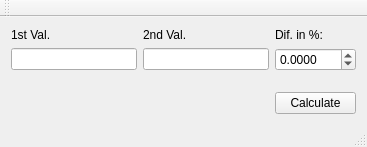
First picture: the form in mainwindow.ui, repository bedi1982/Porcenteitor, before the edit.
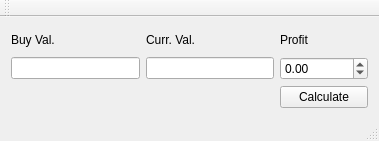
Second picture: the form after the edit.

Commit message: Fixed tab order; Fixed percentage steps; Added percentage simbol to doublespinbox

```diff
--- a/mainwindow.ui
+++ b/mainwindow.ui
@@ -6,8 +6,8 @@
    <rect>
     <x>0</x>
     <y>0</y>
-    <width>367</width>
-    <height>147</height>
+    <width>379</width>
+    <height>141</height>
    </rect>
   </property>
   <property name="windowTitle">
@@ -18,21 +18,21 @@
     <item row="0" column="0">
      <widget class="QLabel" name="label">
       <property name="text">
-       <string>1st Val.</string>
+       <string>Buy Val.</string>
       </property>
      </widget>
     </item>
     <item row="0" column="1">
      <widget class="QLabel" name="label_2">
       <property name="text">
-       <string>2nd Val.</string>
+       <string>Curr. Val.</string>
       </property>
      </widget>
     </item>
     <item row="0" column="2">
      <widget class="QLabel" name="label_3">
       <property name="text">
-       <string>Dif. in %:</string>
+       <string>Profit</string>
       </property>
      </widget>
     </item>
@@ -42,39 +42,32 @@
     <item row="1" column="0">
      <widget class="QLineEdit" name="line_val1"/>
     </item>
-    <item row="3" column="2">
+    <item row="2" column="2">
      <widget class="QPushButton" name="btn_calculate">
       <property name="text">
        <string>Calculate</string>
       </property>
      </widget>
     </item>
-    <item row="2" column="2">
-     <spacer name="verticalSpacer">
-      <property name="orientation">
-       <enum>Qt::Vertical</enum>
-      </property>
-      <property name="sizeHint" stdset="0">
-       <size>
-        <width>20</width>
-        <height>40</height>
-       </size>
-      </property>
-     </spacer>
-    </item>
     <item row="1" column="2">
      <widget class="QDoubleSpinBox" name="doubleSpinBox">
       <property name="enabled">
        <bool>true</bool>
       </property>
+      <property name="focusPolicy">
+       <enum>Qt::NoFocus</enum>
+      </property>
+      <property name="suffix">
+       <string/>
+      </property>
       <property name="decimals">
-       <number>4</number>
+       <number>2</number>
       </property>
       <property name="minimum">
-       <double>-100.000000000000000</double>
+       <double>-999999.000000000000000</double>
       </property>
       <property name="maximum">
-       <double>100.000000000000000</double>
+       <double>999999.000000000000000</double>
       </property>
      </widget>
     </item>
```
Left out of the diff: 2 changed lines with no effect on the pictures. The commit also changes 4 other files.
